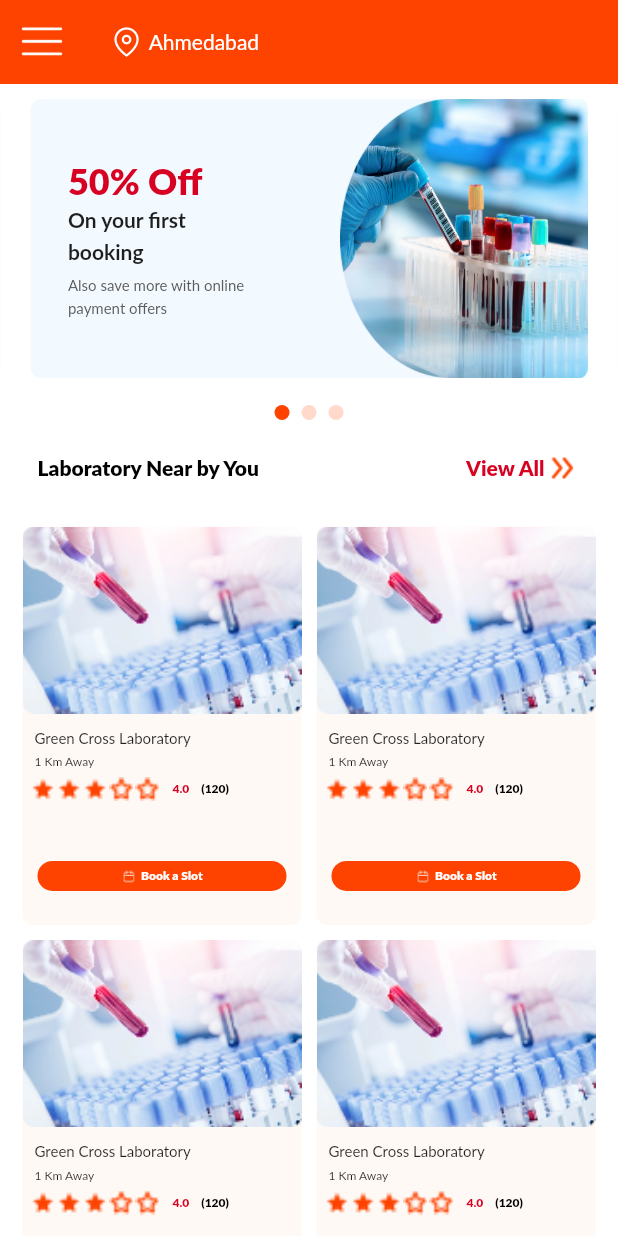
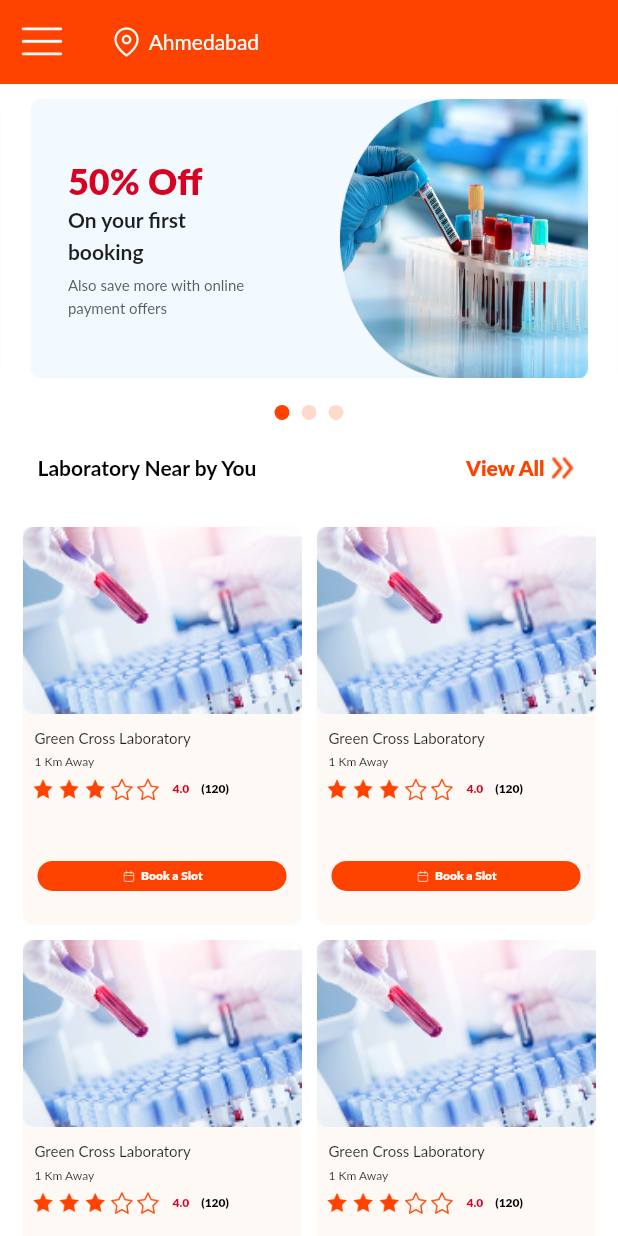
Before and after one commit to codefencers-git/oyo-lab, a Flutter app: the HomePage screen opened by its route, on a phone screen of 412 x 824 dp. Run offline on Flutter 3.47's test engine with Material 2 defaults, Android fonts, the light colour scheme and no system bars; drawn by our look-alikes of carousel_slider, flutter_rating_bar; our stand-ins replace flutter_easyloading, get, pin_code_fields.

Commit message:
icon update

```diff
--- a/lib/screens/authentication/forgot_password_screen.dart
+++ b/lib/screens/authentication/forgot_password_screen.dart
@@ -1,3 +1,5 @@
+// ignore_for_file: prefer_const_constructors
+
 import 'package:flutter/material.dart';
 import 'package:get/get.dart';
 import 'package:oyo_labs/routes.dart';
--- a/lib/screens/authentication/signup_screen.dart
+++ b/lib/screens/authentication/signup_screen.dart
@@ -3,7 +3,6 @@ import 'package:flutter/material.dart';
 import 'package:get/get.dart';
 import 'package:intl/intl.dart';
 import 'package:oyo_labs/global/global_enum_class.dart';
-import 'package:oyo_labs/global/global_messages.dart';
 import 'package:oyo_labs/routes.dart';
 import 'package:oyo_labs/services/validation_services.dart';
 import 'package:oyo_labs/themedata.dart';
--- a/lib/screens/home/home_page.dart
+++ b/lib/screens/home/home_page.dart
@@ -2,9 +2,7 @@ import 'package:carousel_slider/carousel_slider.dart';
 import 'package:flutter/material.dart';
 import 'package:oyo_labs/themedata.dart';
 import 'package:flutter_rating_bar/flutter_rating_bar.dart';
-
 import '../../widgets/buttons/round_book_slot.dart';
-import '../../widgets/buttons/round_button_with_icon.dart';
 
 class HomePage extends StatefulWidget {
   const HomePage({Key? key}) : super(key: key);
@@ -44,7 +42,7 @@ class _HomePageState extends State<HomePage> {
           ),
           title: Row(
             children: [
-              ImageIcon(AssetImage("assets/icons/icon-location.png")),
+              const ImageIcon(AssetImage("assets/icons/icon-location.png")),
               Text(
                 " Ahmedabad",
                 style: TextStyle(
@@ -158,7 +156,7 @@ class _HomePageState extends State<HomePage> {
                       style: TextStyle(
                           fontSize: 14,
                           color: ThemeClass.blackColor,
-                          fontWeight: FontWeight.w900),
+                          fontWeight: FontWeight.w700),
                     ),
                     TextButton(
                       onPressed: () {},
@@ -171,7 +169,7 @@ class _HomePageState extends State<HomePage> {
                             'View All',
                             style: TextStyle(
                                 fontSize: 14,
-                                color: ThemeClass.redColor,
+                                color: ThemeClass.orangeColor,
                                 fontWeight: FontWeight.w900),
                           ),
                           Image.asset('assets/icons/arrowhead-right.png'),
@@ -252,8 +250,8 @@ class _HomePageState extends State<HomePage> {
                                     empty:
                                         _image('assets/images/blank_star.png'),
                                   ),
-                                  itemPadding:
-                                      EdgeInsets.symmetric(horizontal: 0.7),
+                                  itemPadding: const EdgeInsets.symmetric(
+                                      horizontal: 0.7),
                                   onRatingUpdate: (rating) {
                                     print(rating);
                                   },
@@ -303,7 +301,10 @@ class _HomePageState extends State<HomePage> {
   }
 
   _image(String s) {
-    return Image.asset(s);
+    return Image.asset(
+      s,
+      height: 20,
+    );
   }
 }
 
--- a/lib/screens/onboarding_screen.dart
+++ b/lib/screens/onboarding_screen.dart
@@ -3,7 +3,6 @@
 import 'package:carousel_slider/carousel_controller.dart';
 import 'package:carousel_slider/carousel_slider.dart';
 import 'package:flutter/material.dart';
-import 'package:flutter_easyloading/flutter_easyloading.dart';
 import 'package:get/get.dart';
 import 'package:oyo_labs/routes.dart';
 import 'package:oyo_labs/themedata.dart';
--- a/lib/widgets/buttons/round_book_slot.dart
+++ b/lib/widgets/buttons/round_book_slot.dart
@@ -25,7 +25,7 @@ class RoundButtonBookSlot extends StatelessWidget {
             child: Row(
               mainAxisAlignment: MainAxisAlignment.center,
               children: [
-                Image.asset('assets/images/Group 2600.png'),
+                Image.asset('assets/icons/icon-calender-white.png'),
                 const SizedBox(
                   width: 3,
                 ),
```
Also changed, not shown: assets/icons/icon-calender-white.png (added), assets/images/Group 2600.png (deleted), assets/images/blank_star.png, assets/images/full_star.png, assets/images/half_star.png.
